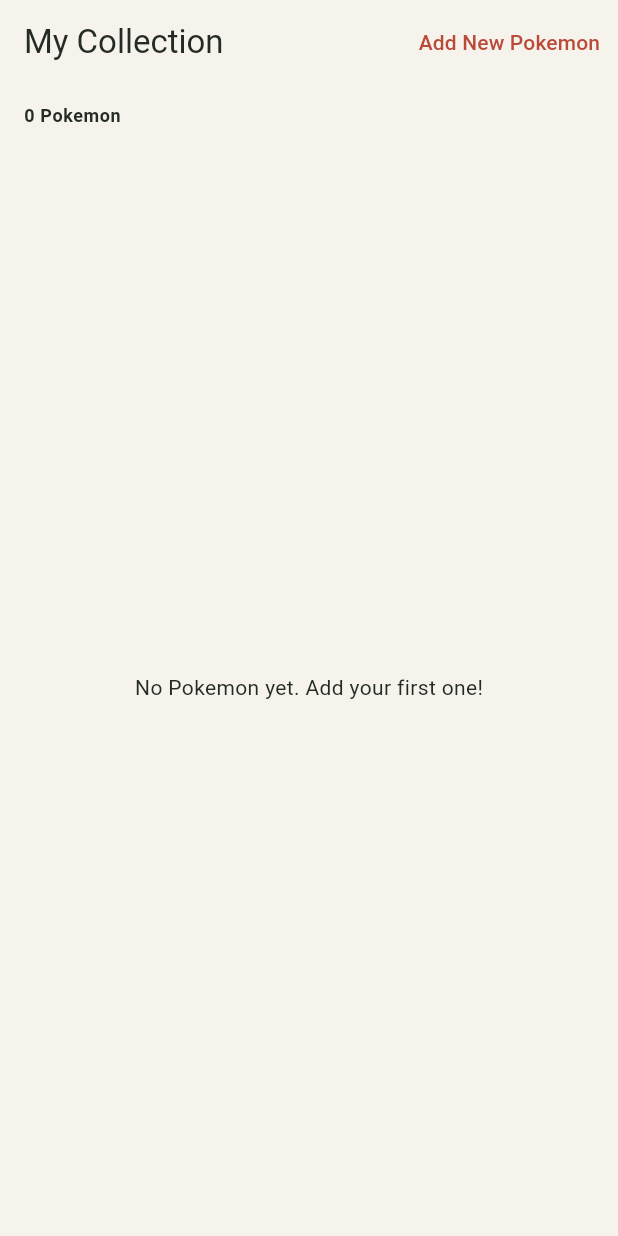
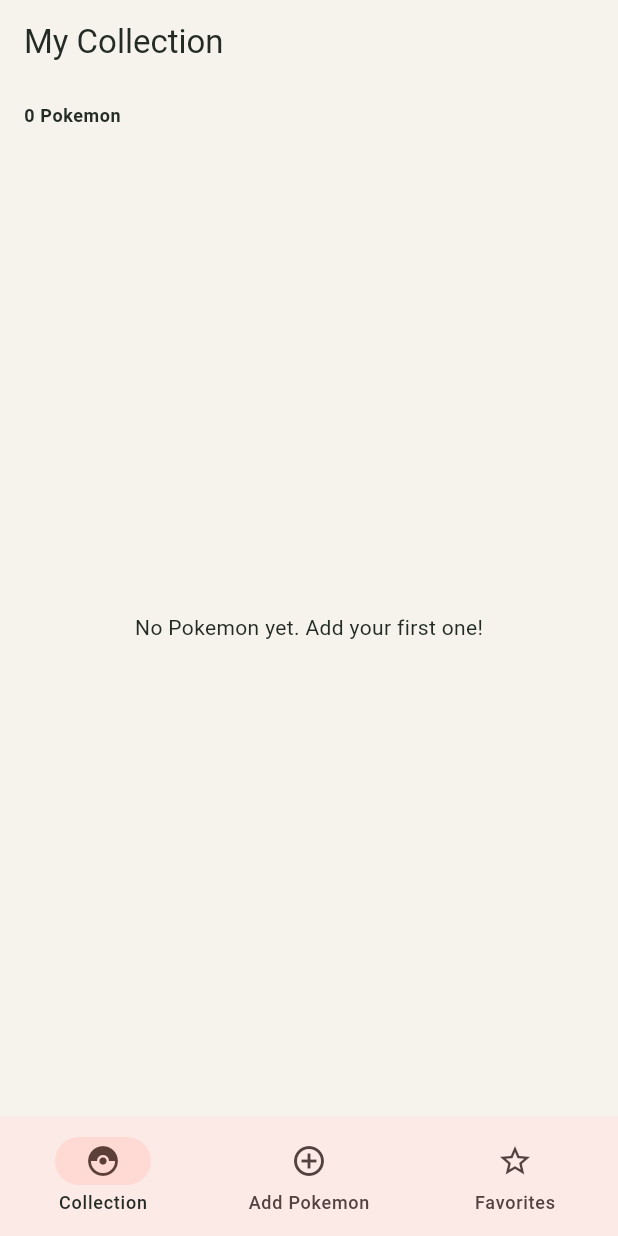
Before and after one commit to erickresu/mini_pokemon, a Flutter app: the screen it shows after launch, on a phone screen of 412 x 824 dp. Run offline on Flutter 3.47's test engine with Material 3 defaults, Android fonts, the phone set to English and light mode, and no system bars; our stand-ins replace flutter_bloc, material_ui.

Commit message:
feat(presentation): add edit form favorites and bottom navigation

```diff
--- a/lib/presentation/blocs/collection_bloc.dart
+++ b/lib/presentation/blocs/collection_bloc.dart
@@ -167,10 +167,7 @@ class CollectionBloc extends Bloc<CollectionEvent, CollectionState> {
     if (emit.isDone) return;
 
     _all = _all
-        .map(
-          (item) =>
-              item.apiId == event.pokemon.apiId ? event.pokemon : item,
-        )
+        .map((item) => item.apiId == event.pokemon.apiId ? event.pokemon : item)
         .toList();
 
     _emitReady(emit, notice: 'Updated ${event.pokemon.name}.');
--- a/lib/presentation/pages/pokemon_list_page.dart
+++ b/lib/presentation/pages/pokemon_list_page.dart
@@ -4,6 +4,7 @@ import 'package:material_ui/material_ui.dart';
 import '../../domain/entities/pokemon.dart';
 import '../blocs/collection_bloc.dart';
 import '../widgets/pokemon_card.dart';
+import '../widgets/pokemon_form_dialog.dart';
 import 'pokemon_discover_page.dart';
 
 class PokemonListPage extends StatelessWidget {
@@ -37,6 +38,14 @@ class PokemonListPage extends StatelessWidget {
     }
   }
 
+  Future<void> _edit(BuildContext context, Pokemon pokemon) async {
+    final updated = await PokemonFormDialog.edit(context, pokemon);
+
+    if (updated != null && context.mounted) {
+      context.read<CollectionBloc>().add(PokemonUpdated(updated));
+    }
+  }
+
   void _openDiscover(BuildContext context) {
     Navigator.of(context).push(
       MaterialPageRoute<void>(
@@ -55,18 +64,54 @@ class PokemonListPage extends StatelessWidget {
             ..showSnackBar(SnackBar(content: Text(state.notice!)));
         }
       },
-      child: Scaffold(
-        appBar: AppBar(
-          title: const Text('My Collection'),
-          actions: [
-            TextButton(
-              onPressed: () => _openDiscover(context),
-              child: const Text('Add New Pokemon'),
+      child: BlocBuilder<CollectionBloc, CollectionState>(
+        builder: (context, state) {
+          final ready = state is CollectionReady ? state : null;
+          final favoritesOnly = ready?.favoritesOnly ?? false;
+          final pokemons = ready?.pokemons ?? const <Pokemon>[];
+
+          return Scaffold(
+            appBar: AppBar(title: const Text('My Collection')),
+            body: _body(context, state, pokemons, favoritesOnly),
+            bottomNavigationBar: NavigationBar(
+              selectedIndex: favoritesOnly ? 2 : 0,
+              onDestinationSelected: (index) {
+                if (index == 1) {
+                  _openDiscover(context);
+                  return;
+                }
+                context.read<CollectionBloc>().add(
+                  CollectionFilterChanged(favoritesOnly: index == 2),
+                );
+              },
+              destinations: const [
+                NavigationDestination(
+                  icon: Icon(Icons.catching_pokemon_outlined),
+                  label: 'Collection',
+                ),
+                NavigationDestination(
+                  icon: Icon(Icons.add_circle_outline),
+                  label: 'Add Pokemon',
+                ),
+                NavigationDestination(
+                  icon: Icon(Icons.star_border),
+                  selectedIcon: Icon(Icons.star),
+                  label: 'Favorites',
                 ),
               ],
             ),
-        body: BlocBuilder<CollectionBloc, CollectionState>(
-          builder: (context, state) {
+          );
+        },
+      ),
+    );
+  }
+
+  Widget _body(
+    BuildContext context,
+    CollectionState state,
+    List<Pokemon> pokemons,
+    bool favoritesOnly,
+  ) {
     if (state is CollectionInitial || state is CollectionLoading) {
       return const Center(child: CircularProgressIndicator());
     }
@@ -74,8 +119,6 @@ class PokemonListPage extends StatelessWidget {
     if (state is! CollectionReady) {
       return const Center(child: Text('Unable to load collection.'));
     }
-
-            final pokemons = state.pokemons;
 
     return Column(
       children: [
@@ -95,8 +138,12 @@ class PokemonListPage extends StatelessWidget {
         ),
         Expanded(
           child: pokemons.isEmpty
-                      ? const Center(
-                          child: Text('No Pokemon yet. Add your first one!'),
+              ? Center(
+                  child: Text(
+                    favoritesOnly
+                        ? 'No favorites yet. Star a Pokemon to see it here.'
+                        : 'No Pokemon yet. Add your first one!',
+                  ),
                 )
               : ListView.builder(
                   padding: const EdgeInsets.fromLTRB(16, 0, 16, 16),
@@ -106,15 +153,15 @@ class PokemonListPage extends StatelessWidget {
                     return PokemonCard(
                       pokemon: pokemon,
                       onDelete: () => _confirmDelete(context, pokemon),
+                      onEdit: () => _edit(context, pokemon),
+                      onFavoriteToggled: () => context
+                          .read<CollectionBloc>()
+                          .add(PokemonFavoriteToggled(pokemon)),
                     );
                   },
                 ),
         ),
       ],
     );
-          },
-        ),
-      ),
-    );
   }
 }
```
Also changed, not shown: lib/presentation/widgets/pokemon_card.dart (+28 -2 lines), lib/presentation/widgets/pokemon_form_dialog.dart (added, +167 -0 lines), 4 other files. Lines whose indentation alone changed are shown as unchanged.
